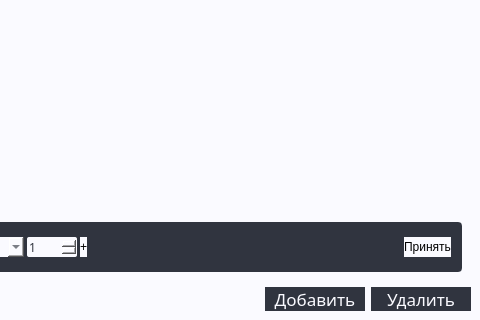
et3rnalpain/Organiser, file Organiser/mainwindow.ui: the form before one commit; both pictures show x 422 to 902 and y 280 to 600 of the 902 by 600 pixel window.
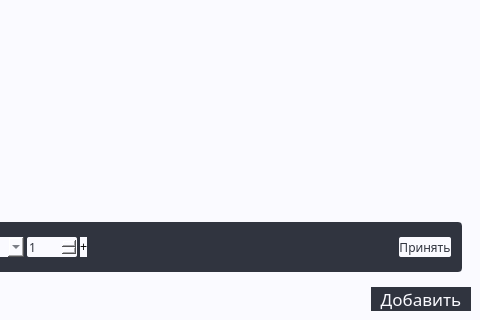
The form after the commit. Icons and pictures are not drawn.

```diff
--- a/Organiser/mainwindow.ui
+++ b/Organiser/mainwindow.ui
@@ -1304,6 +1304,15 @@
                       <height>20</height>
                      </size>
                     </property>
+                    <property name="font">
+                     <font>
+                      <family>Bahnschrift</family>
+                      <pointsize>-1</pointsize>
+                     </font>
+                    </property>
+                    <property name="styleSheet">
+                     <string notr="true">background-color: #fafaff; font-size: 12px; color: #30343f; border-radius: 2px;</string>
+                    </property>
                     <property name="text">
                      <string>Принять</string>
                     </property>
@@ -1359,34 +1368,6 @@
                </property>
               </widget>
              </item>
-             <item>
-              <widget class="QPushButton" name="pushButton_4">
-               <property name="minimumSize">
-                <size>
-                 <width>100</width>
-                 <height>0</height>
-                </size>
-               </property>
-               <property name="font">
-                <font>
-                 <family>Bahnschrift</family>
-                 <pointsize>13</pointsize>
-                </font>
-               </property>
-               <property name="styleSheet">
-                <string notr="true">QPushButton
-{
-float: center;
-border: 0;
-background: #30343f;
-color:#fafaff;
-}</string>
-               </property>
-               <property name="text">
-                <string>Удалить</string>
-               </property>
-              </widget>
-             </item>
             </layout>
            </item>
           </layout>
```
